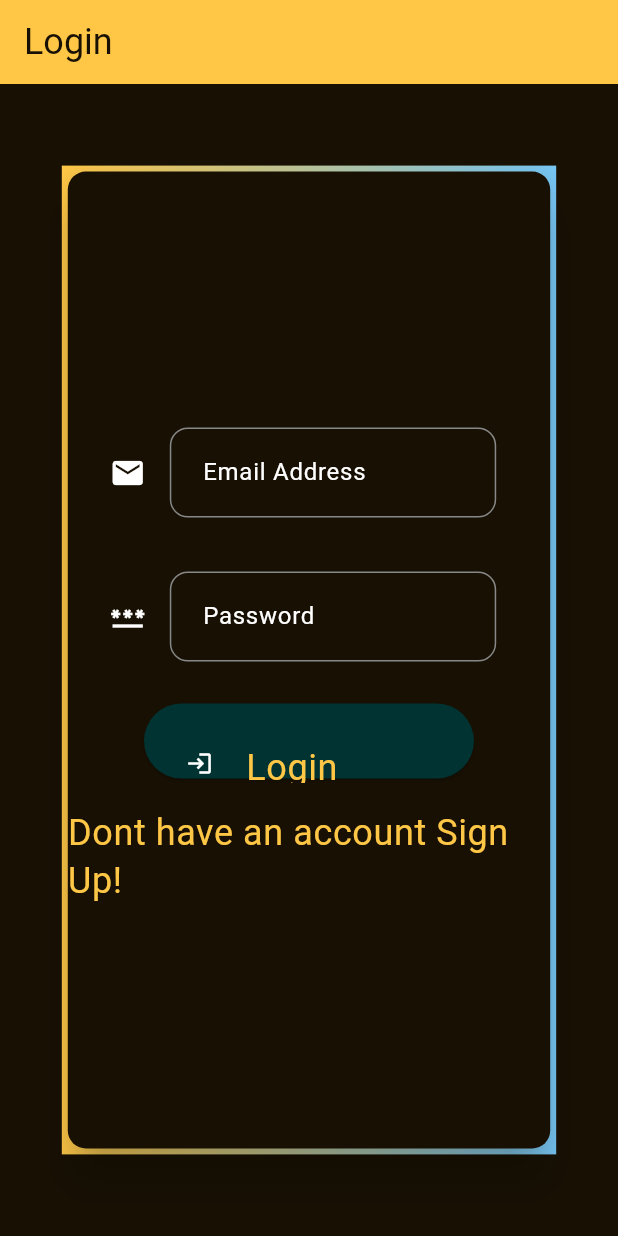
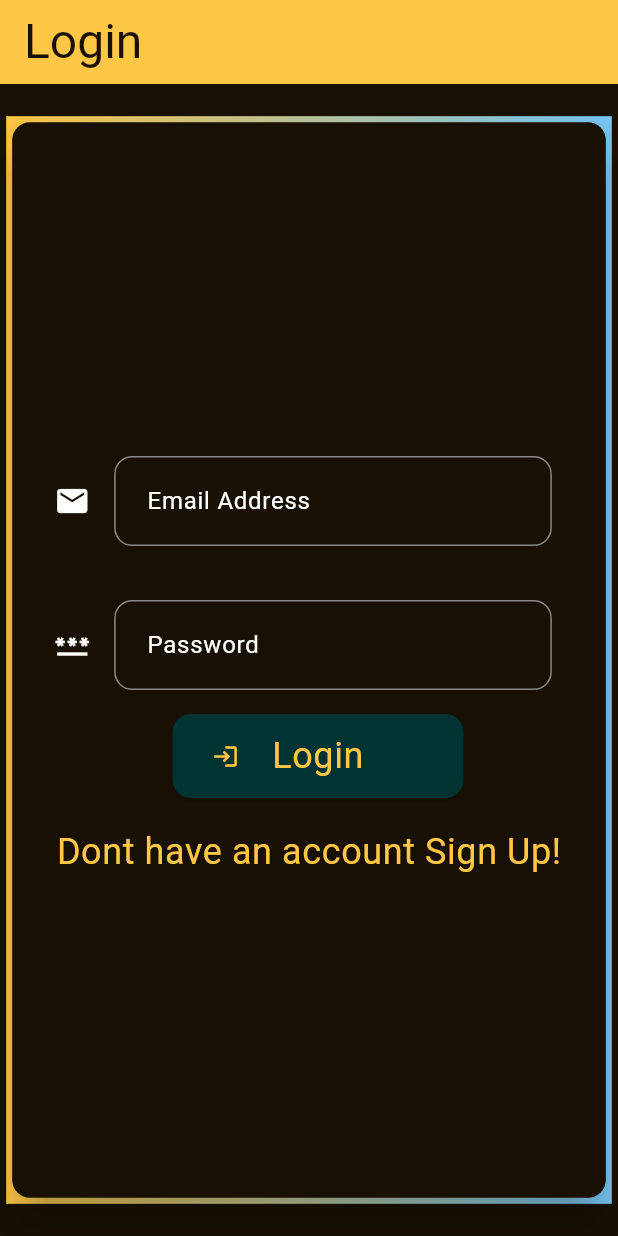
Before and after one commit to GakuruAlex/kodisha_flutter, a Flutter app: the screen it shows after launch, on a phone screen of 412 x 824 dp. Run offline on Flutter 3.47's test engine with Material 3 defaults, Android fonts, the phone set to English and light mode, and no system bars; our stand-ins replace dio, flutter_dotenv, flutter_riverpod, google_fonts; Roboto replaces fonts that are missing (Acme).

```diff
--- a/lib/main.dart
+++ b/lib/main.dart
@@ -1,10 +1,12 @@
 import 'package:flutter/material.dart';
+//import 'package:flutter/rendering.dart';
 import 'package:flutter_dotenv/flutter_dotenv.dart';
 import 'package:flutter_riverpod/flutter_riverpod.dart';
 import 'package:kodisha_flutter/screens/login.dart';
 import 'package:kodisha_flutter/theme/main_theme.dart';
 
 Future main() async {
+  //debugPaintSizeEnabled = true;
   await dotenv.load(fileName: ".env");
   runApp(ProviderScope(child: const MyApp()));
 }
--- a/lib/screens/login.dart
+++ b/lib/screens/login.dart
@@ -7,16 +7,18 @@ class Login extends StatelessWidget {
 
   @override
   Widget build(BuildContext context) {
-    return Scaffold(
+    return SafeArea(
+      child: Scaffold(
         appBar: AppBar(
           title: Text("Login", style: Theme.of(context).textTheme.titleLarge),
         ),
         body: Center(
           child: Container(
-          height: MediaQuery.sizeOf(context).height * 0.8,
-          width: MediaQuery.sizeOf(context).width * .8,
+            height: MediaQuery.sizeOf(context).height * 0.88,
+            width: MediaQuery.sizeOf(context).width * .98,
             decoration: loginContainerDecoration,
             child: Card(elevation: 12, child: LoginForm()),
+          ),
         ),
       ),
     );
--- a/lib/theme/main_theme.dart
+++ b/lib/theme/main_theme.dart
@@ -25,9 +25,14 @@ final colorsScheme = ColorScheme(
 
 final textThemes = GoogleFonts.acmeTextTheme(
   TextTheme(
-    titleLarge: TextStyle(color: Color(0xFF181003), fontSize: 24),
-    labelLarge: TextStyle(color: Color(0xFFFFC745), fontSize: 48),
-    bodyMedium: TextStyle(color: Color(0xFFFFC745), fontSize: 32),
+    titleLarge: TextStyle(color: Color(0xFF181003), fontSize: 32),
+    titleMedium: TextStyle(color: Color(0xFFDD0404), fontSize: 28),
+    titleSmall: TextStyle(color: Color(0xFFFFFFFF)),
+
+    labelLarge: TextStyle(color: Color(0xFFFFC745), fontSize: 32),
+    labelSmall: TextStyle(color: Color(0xFF181003), fontSize: 24),
+
+    bodyMedium: TextStyle(color: Color(0xFFFFC745), fontSize: 28),
     bodySmall: TextStyle(color: Color(0xFFFFC745), fontSize: 24),
   ),
 );
@@ -52,6 +57,7 @@ final kodishaTheme = ThemeData(
   appBarTheme: AppBarTheme(
     backgroundColor: colorsScheme.inversePrimary,
     titleTextStyle: textThemes.titleLarge,
+    actionsPadding: EdgeInsets.all(4),
   ),
   inputDecorationTheme: InputDecorationThemeData(
     contentPadding: EdgeInsets.all(18),
@@ -62,4 +68,13 @@ final kodishaTheme = ThemeData(
       borderRadius: BorderRadius.all(Radius.circular(12)),
     ),
   ),
+
+  elevatedButtonTheme: ElevatedButtonThemeData(
+    style: ElevatedButton.styleFrom(
+      backgroundColor: colorsScheme.primary,
+      shape: RoundedRectangleBorder(
+        borderRadius: BorderRadiusGeometry.circular(12),
+      ),
+    ),
+  ),
 );
--- a/lib/widgets/login_form.dart
+++ b/lib/widgets/login_form.dart
@@ -56,18 +56,13 @@ class _LoginFormState extends ConsumerState<LoginForm> {
             formLabel: "Password",
             controller: _passwordController,
           ),
-          SizedBox(height: 20),
+          SizedBox(height: 8),
 
-          ElevatedButton(
-            style: ButtonStyle(
-              minimumSize: WidgetStatePropertyAll(Size(144, 50)),
-              maximumSize: WidgetStatePropertyAll(Size(220, 50)),
-              padding: WidgetStatePropertyAll(EdgeInsetsGeometry.all(12)),
-              backgroundColor: WidgetStatePropertyAll(
-                Theme.of(context).colorScheme.primary,
-              ),
-            ),
-
+          SizedBox(
+            width: MediaQuery.sizeOf(context).width * .5,
+            child: Padding(
+              padding: const EdgeInsets.only(left: 12.0),
+              child: ElevatedButton(
                 onPressed: () {
                   if (_formKey.currentState!.validate()) {
                     loginProvider.loginUser(
@@ -77,10 +72,15 @@ class _LoginFormState extends ConsumerState<LoginForm> {
                   }
                 },
                 child: ListTile(
-              leading: Icon(Icons.login),
+                  leading: Icon(
+                    Icons.login,
+                    color: Theme.of(context).colorScheme.inversePrimary,
+                  ),
                   title: Text(
                     "Login",
                     style: Theme.of(context).textTheme.bodySmall,
+                  ),
+                ),
               ),
             ),
           ),
```
Also changed, not shown: lib/models/user_model.dart (added, +41 -0 lines), lib/provider/login_provider.dart (+18 -1 lines), lib/provider/users_provider.dart (added, +36 -0 lines), lib/screens/kodisha_homepage.dart (+57 -12 lines), lib/services/login_service.dart (+5 -2 lines), lib/services/user_service.dart (added, +27 -0 lines), lib/widgets/user_list_item_card.dart (added, +63 -0 lines). Lines whose indentation alone changed are shown as unchanged.
